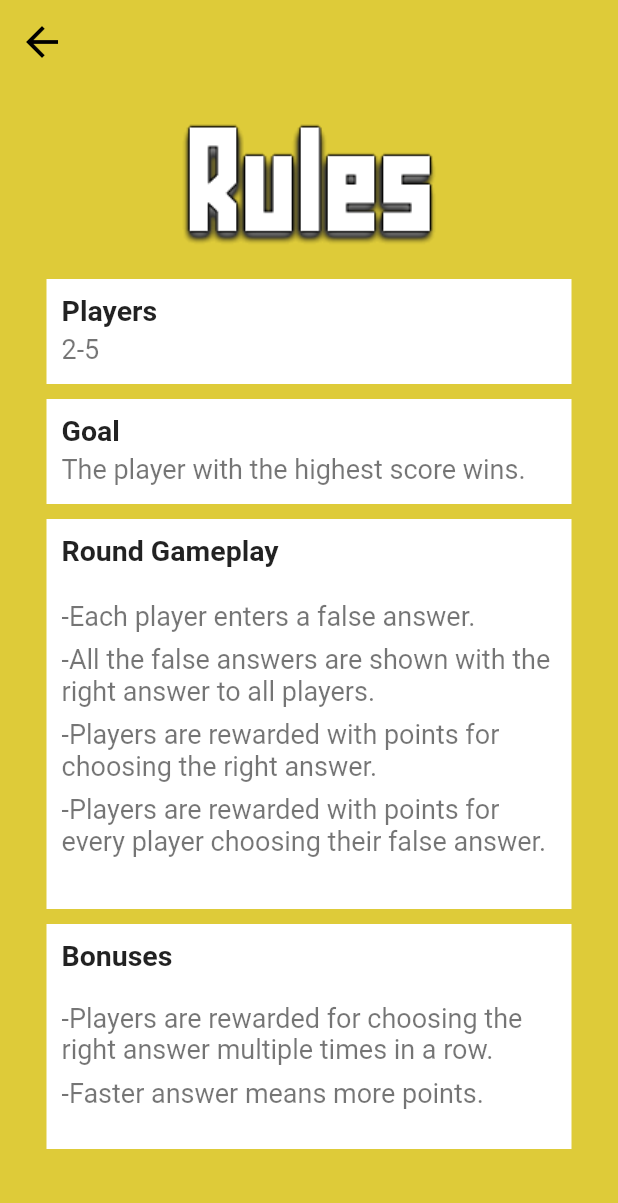
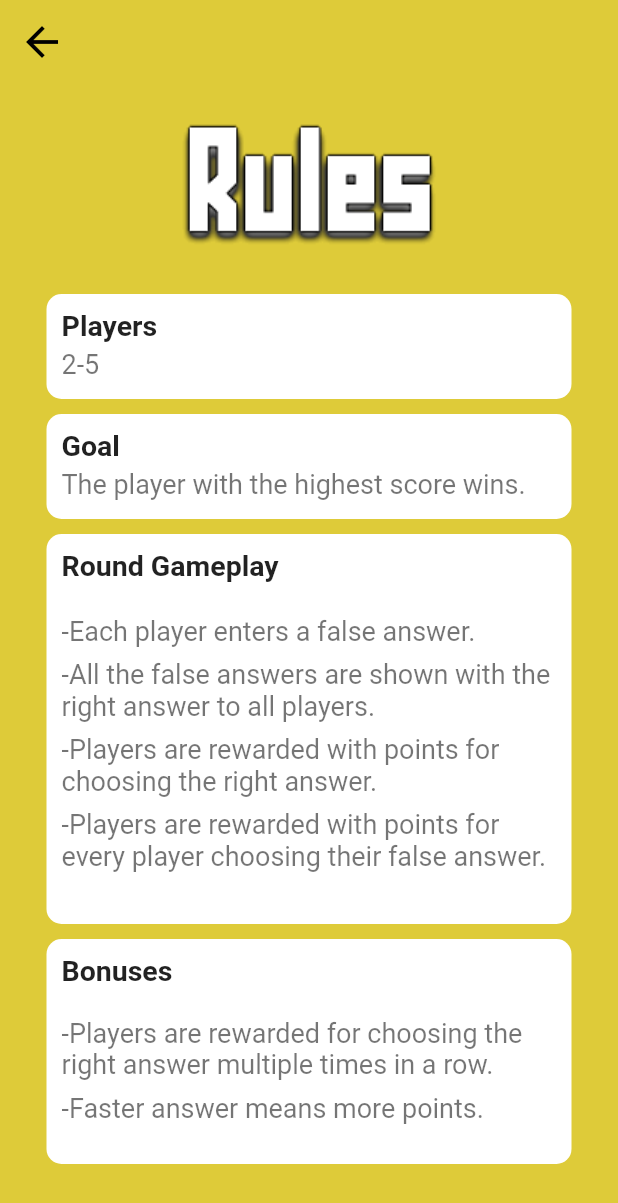
Before and after one commit to Technion236272/2022b-Quizard, a Flutter app: the Rules screen opened directly, on a phone screen of 412 x 824 dp. Shown: the top 1203 px of the screen. Run offline on Flutter 3.47's test engine with Material 2 defaults, Android fonts, the phone set to English and light mode, and no system bars; our stand-ins replace chips_choice_null_safety, cloud_firestore, confetti, file_picker, firebase_auth, firebase_core and 4 more; missing offline and left inert: chips_input, flutter_facebook_auth; accounts and stored records are empty.

Commit message:
#47: made card edges circular

```diff
--- a/lib/consts.dart
+++ b/lib/consts.dart
@@ -12,6 +12,7 @@ const greenColor = Color.fromRGBO(124, 220, 117, 1);
 const blueColor = Colors.blue;
 const orangeColor = Colors.orange;
 const lightBlueColor = Color(0xFFECEFF1);
+const darkGreyColor = Colors.black54;
 
 // Numbers
 const grabbingHeightConst = 200.0;
--- a/lib/home.dart
+++ b/lib/home.dart
@@ -38,9 +38,12 @@ class Rules extends StatelessWidget {
                       ]),
                   const Padding(padding: EdgeInsets.all(18)),
                   const Image(image: AssetImage('images/titles/rules.png')),
-                  const Padding(padding: EdgeInsets.all(10)),
+                  const Padding(padding: EdgeInsets.all(15)),
                   Container(
-                    color: secondaryColor,
+                    decoration: BoxDecoration(
+                        color: secondaryColor,
+                        borderRadius: BorderRadius.all(Radius.circular(10))
+                    ),
                     height: 70,
                     width: 350,
                     child: Column(
@@ -54,14 +57,17 @@ class Rules extends StatelessWidget {
                           Text(
                             '2-5',
                             style:
-                                TextStyle(color: Colors.black54, fontSize: 18),
+                            TextStyle(color: darkGreyColor, fontSize: 18),
                           ),
                         ]),
                     padding: const EdgeInsets.all(10),
                   ),
                   const Padding(padding: EdgeInsets.all(5)),
                   Container(
-                    color: secondaryColor,
+                    decoration: BoxDecoration(
+                        color: secondaryColor,
+                        borderRadius: BorderRadius.all(Radius.circular(10))
+                    ),
                     height: 70,
                     width: 350,
                     child: Column(
@@ -75,14 +81,17 @@ class Rules extends StatelessWidget {
                           Text(
                             'The player with the highest score wins.',
                             style:
-                                TextStyle(color: Colors.black54, fontSize: 18),
+                            TextStyle(color: darkGreyColor, fontSize: 18),
                           ),
                         ]),
                     padding: const EdgeInsets.all(10),
                   ),
                   const Padding(padding: EdgeInsets.all(5)),
                   Container(
-                    color: secondaryColor,
+                    decoration: BoxDecoration(
+                        color: secondaryColor,
+                        borderRadius: BorderRadius.all(Radius.circular(10))
+                    ),
                     height: 260,
                     width: 350,
                     child: Column(
@@ -94,32 +103,35 @@ class Rules extends StatelessWidget {
                           Text(
                             '-Each player enters a false answer.',
                             style:
-                                TextStyle(color: Colors.black54, fontSize: 18),
+                            TextStyle(color: darkGreyColor, fontSize: 18),
                           ),
                           Padding(padding: EdgeInsets.all(4)),
                           Text(
                             '-All the false answers are shown with the right answer to all players.',
                             style:
-                                TextStyle(color: Colors.black54, fontSize: 18),
+                            TextStyle(color: darkGreyColor, fontSize: 18),
                           ),
                           Padding(padding: EdgeInsets.all(4)),
                           Text(
                             '-Players are rewarded with points for choosing the right answer.',
                             style:
-                                TextStyle(color: Colors.black54, fontSize: 18),
+                            TextStyle(color: darkGreyColor, fontSize: 18),
                           ),
                           Padding(padding: EdgeInsets.all(4)),
                           Text(
                             '-Players are rewarded with points for every player choosing their false answer.',
                             style:
-                                TextStyle(color: Colors.black54, fontSize: 18),
+                            TextStyle(color: darkGreyColor, fontSize: 18),
                           ),
                         ]),
                     padding: const EdgeInsets.all(10),
                   ),
                   const Padding(padding: EdgeInsets.all(5)),
                   Container(
-                    color: secondaryColor,
+                    decoration: BoxDecoration(
+                        color: secondaryColor,
+                        borderRadius: BorderRadius.all(Radius.circular(10))
+                    ),
                     height: 150,
                     width: 350,
                     child: Column(
@@ -132,13 +144,13 @@ class Rules extends StatelessWidget {
                           Text(
                             '-Players are rewarded for choosing the right answer multiple times in a row.',
                             style:
-                                TextStyle(color: Colors.black54, fontSize: 18),
+                            TextStyle(color: darkGreyColor, fontSize: 18),
                           ),
                           Padding(padding: EdgeInsets.all(4)),
                           Text(
                             '-Faster answer means more points.',
                             style:
-                                TextStyle(color: Colors.black54, fontSize: 18),
+                            TextStyle(color: darkGreyColor, fontSize: 18),
                           ),
                         ]),
                     padding: const EdgeInsets.all(10),
```
